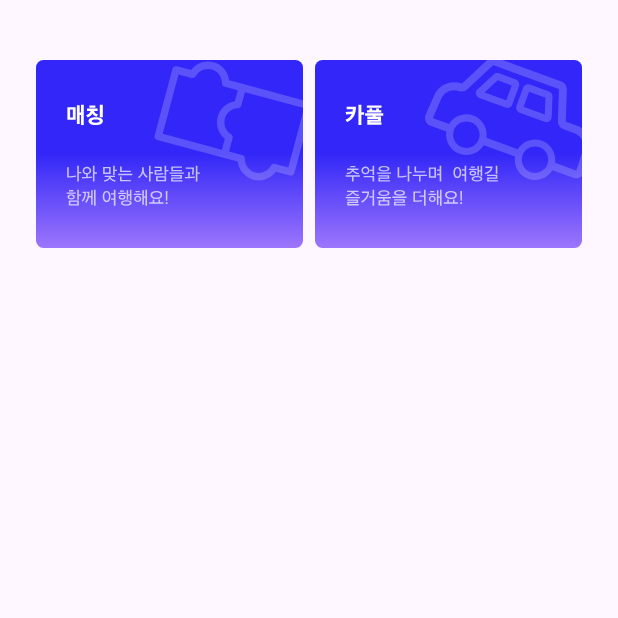
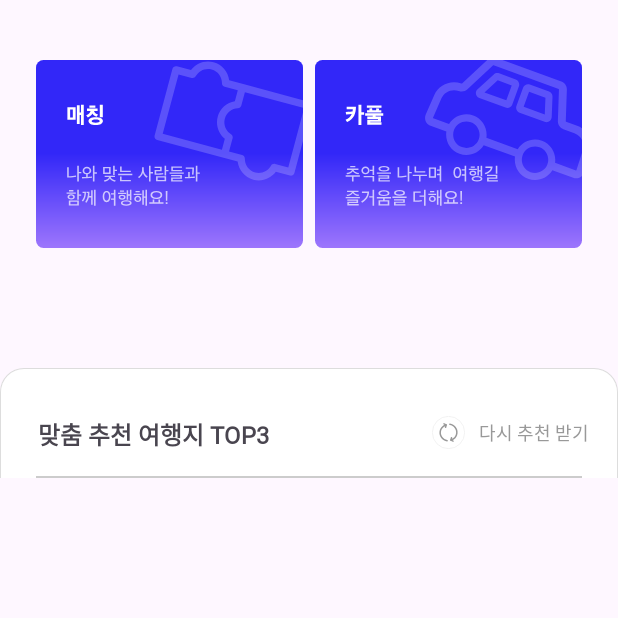
Before and after one commit to 9oormthon-univ/2024_DANPOONG_TEAM_12_FE, an Android app: the fragment HomeFragment shown on its own in the app's theme, on a phone screen of 412 x 824 dp, the top half of it. Run offline under Robolectric (Android 15) with nearby library versions, the phone set to English and light mode, and no system bars.

Commit message:
[Feat] homefragment 제작중 머지 진행

```diff
--- /dev/null
+++ b/app/src/main/res/drawable/homebottomframe_iv.xml
@@ -0,0 +1,9 @@
+<vector xmlns:android="http://schemas.android.com/apk/res/android"
+    android:width="423dp"
+    android:height="884dp"
+    android:viewportWidth="423"
+    android:viewportHeight="884">
+  <path
+      android:pathData="M5,45C5,22.91 22.91,5 45,5H378C400.09,5 418,22.91 418,45V879H5V45Z"
+      android:fillColor="#ffffff"/>
+</vector>
--- /dev/null
+++ b/app/src/main/res/drawable/homecurved_background.xml
@@ -0,0 +1,22 @@
+<?xml version="1.0" encoding="utf-8"?>
+<layer-list xmlns:android="http://schemas.android.com/apk/res/android">
+    <!-- 회색 테두리 -->
+    <item>
+        <shape android:shape="rectangle">
+            <solid android:color="#DDDDDD" /> <!-- 회색 테두리 색 -->
+            <corners
+                android:topLeftRadius="16dp"
+                android:topRightRadius="16dp" />
+        </shape>
+    </item>
+
+    <!-- 내부 흰색 배경 -->
+    <item android:top="1dp" android:bottom="0dp" android:left="1dp" android:right="1dp">
+        <shape android:shape="rectangle">
+            <solid android:color="#FFFFFF" /> <!-- 흰색 배경 -->
+            <corners
+                android:topLeftRadius="15dp"
+                android:topRightRadius="15dp" />
+        </shape>
+    </item>
+</layer-list>
--- /dev/null
+++ b/app/src/main/res/drawable/homedoover_btn.xml
@@ -0,0 +1,39 @@
+<vector xmlns:android="http://schemas.android.com/apk/res/android"
+    android:width="22dp"
+    android:height="22dp"
+    android:viewportWidth="22"
+    android:viewportHeight="22">
+  <path
+      android:pathData="M11,11m-10.766,0a10.766,10.766 0,1 1,21.532 0a10.766,10.766 0,1 1,-21.532 0"
+      android:strokeWidth="0.468077"
+      android:fillColor="#ffffff"
+      android:strokeColor="#EDEDED"/>
+  <path
+      android:strokeWidth="1"
+      android:pathData="M9.417,5.936C8.736,6.114 8.132,6.445 7.571,6.87C7.01,7.295 6.538,7.826 6.182,8.432C5.827,9.039 5.595,9.71 5.498,10.406C5.402,11.102 5.445,11.81 5.623,12.49C5.801,13.17 6.111,13.807 6.536,14.367C6.961,14.927 7.493,15.397 8.1,15.752C8.708,16.106 9.379,16.338 10.076,16.433"
+      android:strokeLineJoin="round"
+      android:fillColor="#00000000"
+      android:strokeColor="#999999"
+      android:strokeLineCap="round"/>
+  <path
+      android:strokeWidth="1"
+      android:pathData="M8.005,5.265L9.446,5.927L9.047,7.463"
+      android:strokeLineJoin="round"
+      android:fillColor="#00000000"
+      android:strokeColor="#999999"
+      android:strokeLineCap="round"/>
+  <path
+      android:strokeWidth="1"
+      android:pathData="M12.634,16.064C13.314,15.881 13.917,15.547 14.475,15.119C15.033,14.691 15.502,14.158 15.854,13.549C16.207,12.94 16.435,12.268 16.528,11.572C16.62,10.875 16.573,10.167 16.392,9.488C16.21,8.81 15.896,8.174 15.468,7.616C15.039,7.059 14.505,6.592 13.896,6.24C13.287,5.889 12.614,5.662 11.916,5.57"
+      android:strokeLineJoin="round"
+      android:fillColor="#00000000"
+      android:strokeColor="#999999"
+      android:strokeLineCap="round"/>
+  <path
+      android:strokeWidth="1"
+      android:pathData="M14.05,16.726L12.604,16.072L12.995,14.534"
+      android:strokeLineJoin="round"
+      android:fillColor="#00000000"
+      android:strokeColor="#999999"
+      android:strokeLineCap="round"/>
+</vector>
--- a/app/src/main/res/layout/fragment_home.xml
+++ b/app/src/main/res/layout/fragment_home.xml
@@ -26,4 +26,74 @@
         app:layout_constraintStart_toEndOf="@id/homematching_btn"
         android:layout_marginLeft="8dp" />
 
+    <ScrollView
+        android:layout_width="match_parent"
+        android:layout_height="wrap_content"
+        app:layout_constraintTop_toBottomOf="@id/homematching_btn"
+        app:layout_constraintStart_toStartOf="parent"
+        android:layout_marginTop="40dp">
+
+        <androidx.constraintlayout.widget.ConstraintLayout
+            android:layout_width="match_parent"
+            android:layout_height="wrap_content"
+            android:background="@drawable/homecurved_background">
+
+            <TextView
+                android:id="@+id/hometitle_tv"
+                android:layout_width="wrap_content"
+                android:layout_height="wrap_content"
+                android:text="맞춤 추천 여행지 TOP3"
+                android:fontFamily="@font/applesdgothicneo_eb"
+                android:textSize="16sp"
+                android:textStyle="bold"
+                app:layout_constraintTop_toTopOf="parent"
+                app:layout_constraintStart_toStartOf="parent"
+                android:layout_marginTop="32dp"
+                android:layout_marginLeft="25dp" />
+
+            <ImageView
+                android:id="@+id/homedoover_btn"
+                android:layout_width="wrap_content"
+                android:layout_height="wrap_content"
+                android:src="@drawable/homedoover_btn"
+                app:layout_constraintTop_toTopOf="@id/hometitle_tv"
+                app:layout_constraintEnd_toEndOf="parent"
+                android:layout_marginRight="102dp"/>
+
+            <TextView
+                android:id="@+id/homedoover_tv"
+                android:layout_width="wrap_content"
+                android:layout_height="wrap_content"
+                android:text="다시 추천 받기"
+                android:textSize="12sp"
+                android:fontFamily="@font/applesdgothicneo_l"
+                android:textColor="@color/gray300"
+                app:layout_constraintTop_toTopOf="@id/homedoover_btn"
+                app:layout_constraintBottom_toBottomOf="@id/homedoover_btn"
+                app:layout_constraintStart_toEndOf="@id/homedoover_btn"
+                android:layout_marginLeft="9dp" />
+
+            <View
+                android:layout_width="364dp"
+                android:layout_height="1dp"
+                android:background="@color/gray200"
+                app:layout_constraintTop_toBottomOf="@id/hometitle_tv"
+                app:layout_constraintStart_toStartOf="parent"
+                app:layout_constraintEnd_toEndOf="parent"
+                android:layout_marginTop="16dp"/>
+
+
+
+
+
+
+
+
+        </androidx.constraintlayout.widget.ConstraintLayout>
+
+    </ScrollView>
+
+
+
+
 </androidx.constraintlayout.widget.ConstraintLayout>
```
